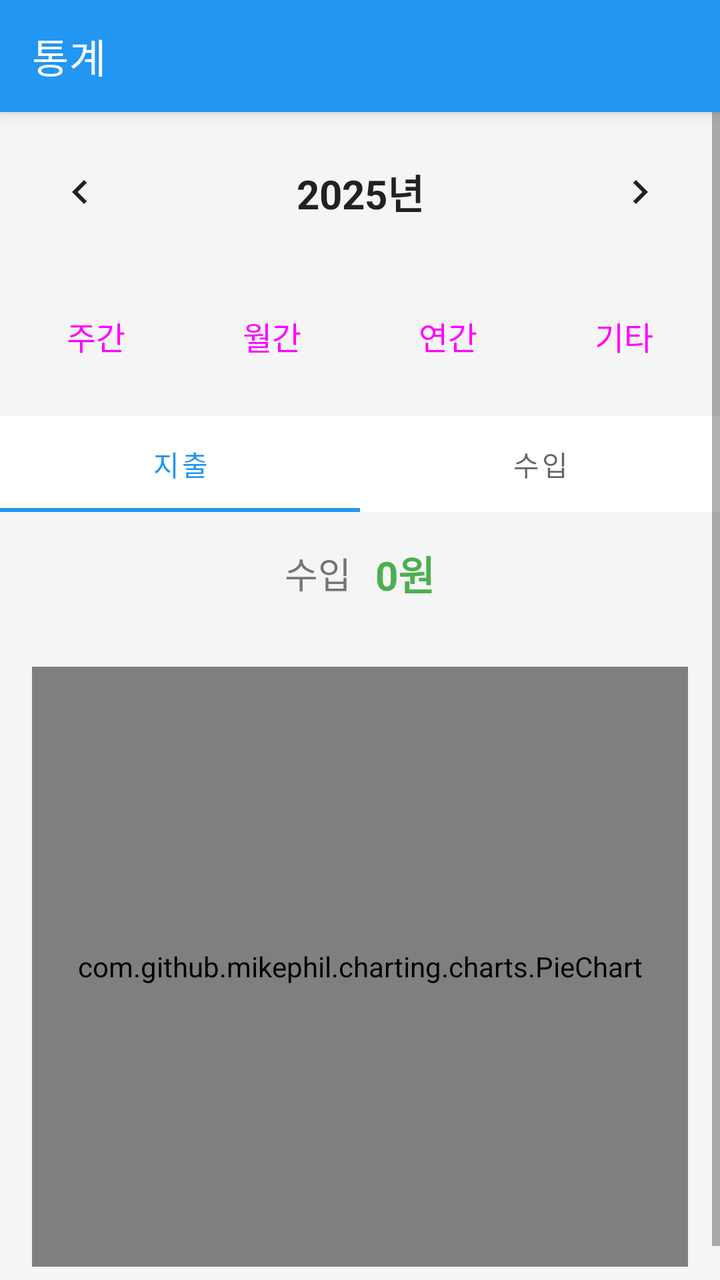
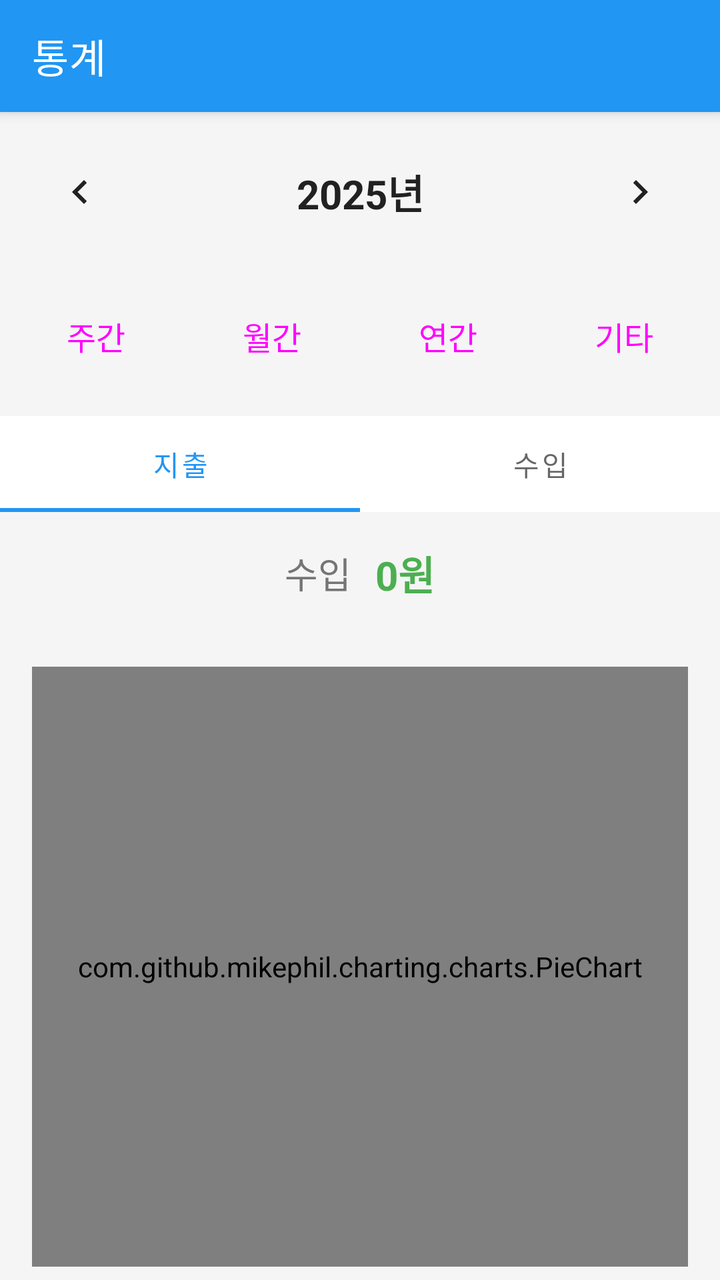

Compare the two renders of this Android layout. The source of the first and the diff that turns it into the second are given below.
<!-- AndroidManifest.xml: activity theme Theme.FinanceTracker.NoActionBar -->
<!-- res/layout/activity_statistics.xml -->
<?xml version="1.0" encoding="utf-8"?>
<LinearLayout xmlns:android="http://schemas.android.com/apk/res/android"
    xmlns:app="http://schemas.android.com/apk/res-auto"
    android:layout_width="match_parent"
    android:layout_height="match_parent"
    android:orientation="vertical">

    
    <androidx.appcompat.widget.Toolbar
        android:id="@+id/toolbar"
        android:layout_width="match_parent"
        android:layout_height="?attr/actionBarSize"
        android:background="?attr/colorPrimary"
        android:elevation="4dp"
        android:theme="@style/ThemeOverlay.AppCompat.Dark.ActionBar"
        app:title="통계" />

    <ScrollView
        android:layout_width="match_parent"
        android:layout_height="match_parent">

        <LinearLayout
            android:layout_width="match_parent"
            android:layout_height="wrap_content"
            android:orientation="vertical">

            
            <LinearLayout
                android:layout_width="match_parent"
                android:layout_height="wrap_content"
                android:orientation="horizontal"
                android:gravity="center"
                android:padding="16dp">

                <ImageButton
                    android:id="@+id/previousPeriodButton"
                    android:layout_width="48dp"
                    android:layout_height="48dp"
                    android:src="@drawable/ic_arrow_back"
                    android:background="?attr/selectableItemBackgroundBorderless"
                    android:tint="@color/text_primary"/>

                <TextView
                    android:id="@+id/periodText"
                    android:layout_width="0dp"
                    android:layout_height="wrap_content"
                    android:layout_weight="1"
                    android:gravity="center"
                    android:textSize="20sp"
                    android:textStyle="bold"
                    android:textColor="@color/text_primary"
                    android:text="2025년"/>

                <ImageButton
                    android:id="@+id/nextPeriodButton"
                    android:layout_width="48dp"
                    android:layout_height="48dp"
                    android:src="@drawable/ic_arrow_forward"
                    android:background="?attr/selectableItemBackgroundBorderless"
                    android:tint="@color/text_primary"/>

            </LinearLayout>

            
            <LinearLayout
                android:layout_width="match_parent"
                android:layout_height="wrap_content"
                android:orientation="horizontal"
                android:padding="8dp">

                <Button
                    android:id="@+id/weeklyButton"
                    android:layout_width="0dp"
                    android:layout_height="wrap_content"
                    android:layout_weight="1"
                    android:text="주간"
                    android:textSize="16sp"
                    android:layout_marginEnd="4dp"
                    style="@style/Widget.Material3.Button.OutlinedButton"/>

                <Button
                    android:id="@+id/monthlyButton"
                    android:layout_width="0dp"
                    android:layout_height="wrap_content"
                    android:layout_weight="1"
                    android:text="월간"
                    android:textSize="16sp"
                    android:layout_marginStart="4dp"
                    android:layout_marginEnd="4dp"
                    style="@style/Widget.Material3.Button.OutlinedButton"/>

                <Button
                    android:id="@+id/yearlyButton"
                    android:layout_width="0dp"
                    android:layout_height="wrap_content"
                    android:layout_weight="1"
                    android:text="연간"
                    android:textSize="16sp"
                    android:layout_marginStart="4dp"
                    android:layout_marginEnd="4dp"
                    style="@style/Widget.Material3.Button.OutlinedButton"/>

                <Button
                    android:id="@+id/customButton"
                    android:layout_width="0dp"
                    android:layout_height="wrap_content"
                    android:layout_weight="1"
                    android:text="기타"
                    android:textSize="16sp"
                    android:layout_marginStart="4dp"
                    style="@style/Widget.Material3.Button.OutlinedButton"/>

            </LinearLayout>

            
            <com.google.android.material.tabs.TabLayout
                android:id="@+id/typeTabLayout"
                android:layout_width="match_parent"
                android:layout_height="wrap_content"
                android:layout_marginTop="8dp"
                app:tabMode="fixed"
                app:tabGravity="fill">

                <com.google.android.material.tabs.TabItem
                    android:text="지출" />

                <com.google.android.material.tabs.TabItem
                    android:text="수입" />

            </com.google.android.material.tabs.TabLayout>

            
            <LinearLayout
                android:layout_width="match_parent"
                android:layout_height="wrap_content"
                android:orientation="horizontal"
                android:padding="16dp"
                android:gravity="center">

                <TextView
                    android:id="@+id/totalTypeText"
                    android:layout_width="wrap_content"
                    android:layout_height="wrap_content"
                    android:text="수입"
                    android:textSize="18sp"
                    android:textColor="@color/text_secondary"/>

                <TextView
                    android:id="@+id/totalAmountText"
                    android:layout_width="wrap_content"
                    android:layout_height="wrap_content"
                    android:text="0원"
                    android:textSize="20sp"
                    android:textStyle="bold"
                    android:textColor="@color/income_color"
                    android:layout_marginStart="12dp"/>

            </LinearLayout>

            
            <com.github.mikephil.charting.charts.PieChart
                android:id="@+id/pieChart"
                android:layout_width="match_parent"
                android:layout_height="300dp"
                android:layout_margin="16dp"/>

            
            <androidx.recyclerview.widget.RecyclerView
                android:id="@+id/statisticsRecyclerView"
                android:layout_width="match_parent"
                android:layout_height="wrap_content"
                android:layout_marginTop="8dp"
                android:nestedScrollingEnabled="false"/>

        </LinearLayout>

    </ScrollView>

</LinearLayout>
<!-- resources referenced by this layout -->
<resources>
  <color name="income_color">#4CAF50</color>
  <color name="text_primary">#212121</color>
  <color name="text_secondary">#757575</color>
  <!-- drawable ic_arrow_back (drawable) -->
  <vector xmlns:android="http://schemas.android.com/apk/res/android"
      android:width="24dp"
      android:height="24dp"
      android:viewportWidth="24"
      android:viewportHeight="24">
      <path
          android:fillColor="@android:color/white"
          android:pathData="M15.41,7.41L14,6l-6,6 6,6 1.41,-1.41L10.83,12z"/>
  </vector>
  <!-- drawable ic_arrow_forward (drawable) -->
  <vector xmlns:android="http://schemas.android.com/apk/res/android"
      android:width="24dp"
      android:height="24dp"
      android:viewportWidth="24"
      android:viewportHeight="24">
      <path
          android:fillColor="@android:color/white"
          android:pathData="M10,6L8.59,7.41 13.17,12l-4.58,4.59L10,18l6,-6z"/>
  </vector>
  <style name="Theme.FinanceTracker.NoActionBar">
          <item name="windowActionBar">false</item>
          <item name="windowNoTitle">true</item>
      </style>
</resources>

<!-- the commit's change to res/layout/activity_statistics.xml (unified diff, before → after) -->
@@ -15,9 +15,10 @@
         android:theme="@style/ThemeOverlay.AppCompat.Dark.ActionBar"
         app:title="통계" />
 
-    <ScrollView
+    <androidx.core.widget.NestedScrollView
         android:layout_width="match_parent"
-        android:layout_height="match_parent">
+        android:layout_height="match_parent"
+        android:fillViewport="true">
 
         <LinearLayout
             android:layout_width="match_parent"
@@ -170,10 +171,11 @@
                 android:layout_width="match_parent"
                 android:layout_height="wrap_content"
                 android:layout_marginTop="8dp"
+                android:layout_marginBottom="16dp"
                 android:nestedScrollingEnabled="false"/>
 
         </LinearLayout>
 
-    </ScrollView>
+    </androidx.core.widget.NestedScrollView>
 
 </LinearLayout>
